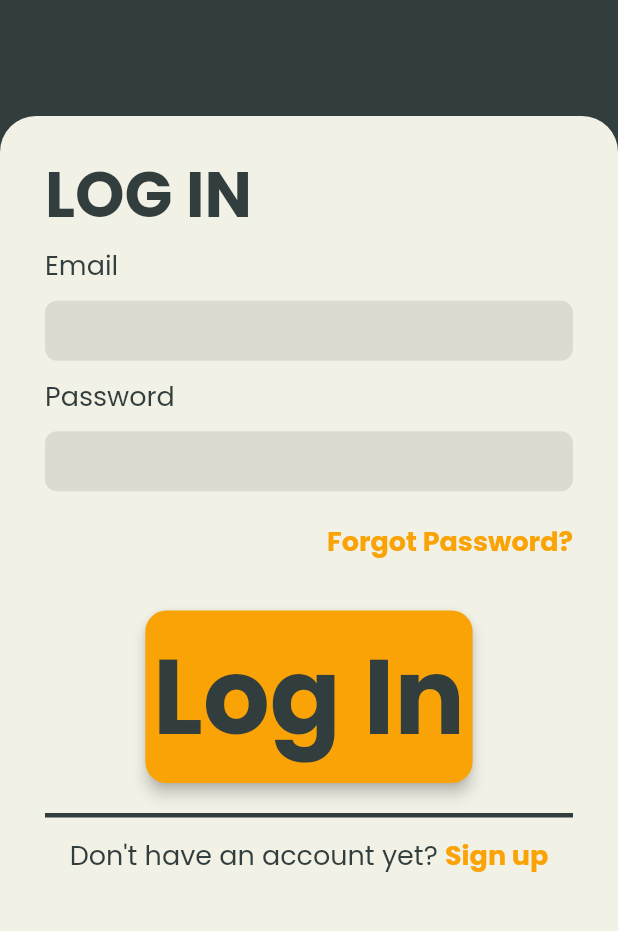
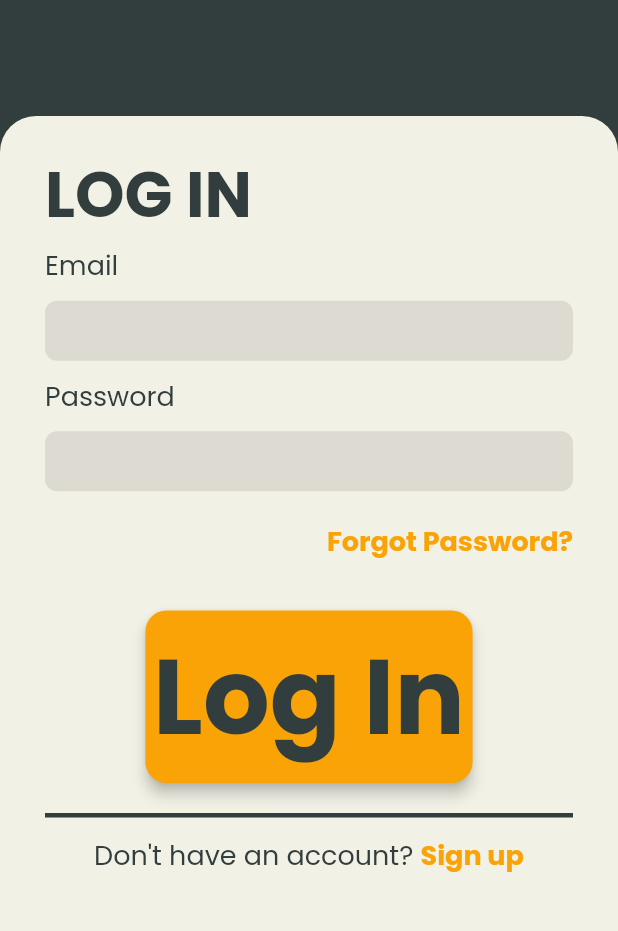
Before and after one commit to clarence00/letmecook, a Flutter app: the screen it shows after launch, on a phone screen of 412 x 824 dp, the part 296-1227 px from its top. Run offline on Flutter 3.47's test engine with Material 2 defaults, Android fonts, the phone set to English and light mode, and no system bars; our stand-ins replace cloud_firestore, firebase_auth, firebase_core, flutter_animate, flutter_svg, google_fonts and 1 more; accounts and stored records are empty.

Commit message:
Resolved merge conflicts

```diff
--- a/lib/pages/login_page.dart
+++ b/lib/pages/login_page.dart
@@ -28,8 +28,6 @@ class _LogInPageState extends State<LogInPage> {
   final TextEditingController _controllerPassword = TextEditingController();
   final TextEditingController _controllerUsername = TextEditingController();
 
-  Future<void> checkUsername() async {}
-
   Future<void> signInWithEmailAndPassword() async {
     try {
       await Auth().signInWithEmailAndPassword(
@@ -56,13 +54,11 @@ class _LogInPageState extends State<LogInPage> {
       return;
     }
 
-    // Check if the username already exists
     final querySnapshot = await FirebaseFirestore.instance
         .collection('Usernames')
         .where('Username', isEqualTo: _controllerUsername.text)
         .get();
 
-    // If the result is empty
     if (querySnapshot.docs.isEmpty) {
       errorMessage = '';
       try {
@@ -137,7 +133,8 @@ class _LogInPageState extends State<LogInPage> {
                               : Container(
                                   alignment: Alignment.centerLeft,
                                   child: const StyledText(
-                                      text: 'Username', size: 18)),
+                                      text: 'Username', size: 18),
+                                ),
                           isLogin
                               ? const SizedBox(height: 0)
                               : Container(
@@ -147,7 +144,8 @@ class _LogInPageState extends State<LogInPage> {
                                   decoration: ShapeDecoration(
                                     color: AppColors.background,
                                     shape: RoundedRectangleBorder(
-                                        borderRadius: BorderRadius.circular(8)),
+                                      borderRadius: BorderRadius.circular(8),
+                                    ),
                                   ),
                                   child: StyledTextbox(
                                     controller: _controllerUsername,
@@ -164,7 +162,8 @@ class _LogInPageState extends State<LogInPage> {
                             decoration: ShapeDecoration(
                               color: AppColors.background,
                               shape: RoundedRectangleBorder(
-                                  borderRadius: BorderRadius.circular(8)),
+                                borderRadius: BorderRadius.circular(8),
+                              ),
                             ),
                             child: StyledTextbox(
                               controller: _controllerEmail,
@@ -181,7 +180,8 @@ class _LogInPageState extends State<LogInPage> {
                             decoration: ShapeDecoration(
                               color: AppColors.background,
                               shape: RoundedRectangleBorder(
-                                  borderRadius: BorderRadius.circular(8)),
+                                borderRadius: BorderRadius.circular(8),
+                              ),
                             ),
                             child: StyledTextbox(
                               controller: _controllerPassword,
@@ -233,7 +233,7 @@ class _LogInPageState extends State<LogInPage> {
                           children: [
                             StyledText(
                                 text: isLogin
-                                    ? 'Don\'t have an account yet? '
+                                    ? 'Don\'t have an account? '
                                     : 'Already have an account? ',
                                 size: 18),
                             StyledButton(
--- a/lib/pages/settings_page.dart
+++ b/lib/pages/settings_page.dart
@@ -12,10 +12,10 @@ import 'package:letmecook/widget_tree.dart';
 import 'package:letmecook/widgets/styled_text.dart';
 import 'package:letmecook/widgets/styled_button.dart';
 import 'package:letmecook/widgets/styled_textbox.dart';
-import 'package:letmecook/widgets/textField.dart';
+import 'package:letmecook/widgets/text_field.dart';
 import 'package:letmecook/assets/icons/custom_icons.dart';
 import 'package:letmecook/widgets/wall_post.dart';
-import 'package:letmecook/widgets/topAppBar.dart';
+import 'package:letmecook/widgets/top_appbar.dart';
 import 'package:letmecook/auth.dart';
 
 class SettingsPage extends StatefulWidget {
@@ -120,7 +120,7 @@ class _SettingsPageState extends State<SettingsPage> {
   @override
   Widget build(BuildContext context) {
     return Scaffold(
-      appBar: const myAppBar(),
+      appBar: const MyAppBar(),
       backgroundColor: Colors.grey[300],
       body: Center(
         child: Container(
```
